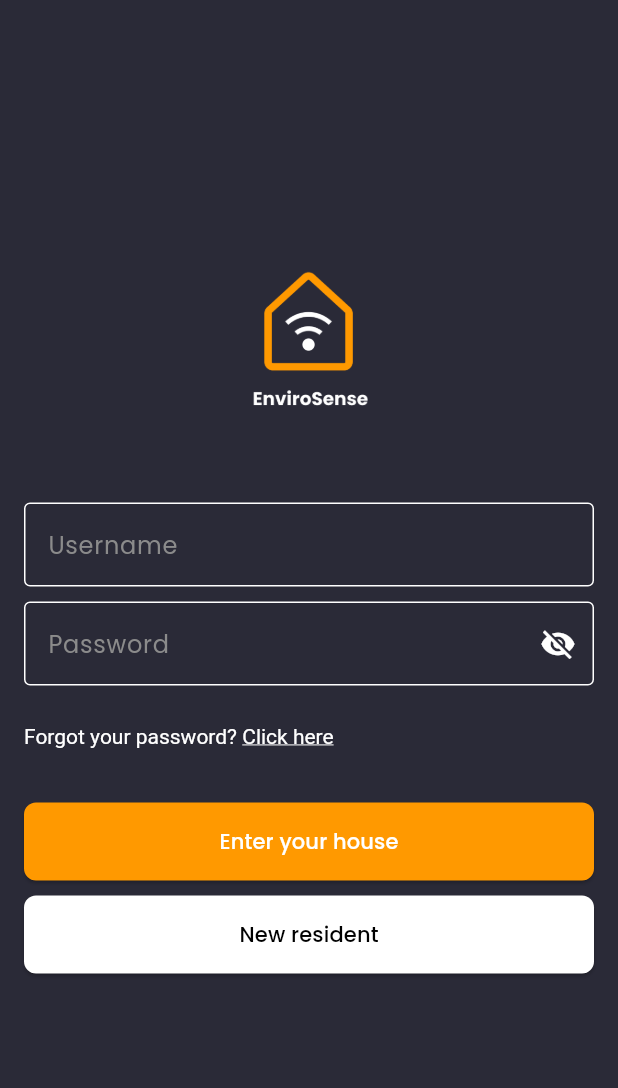
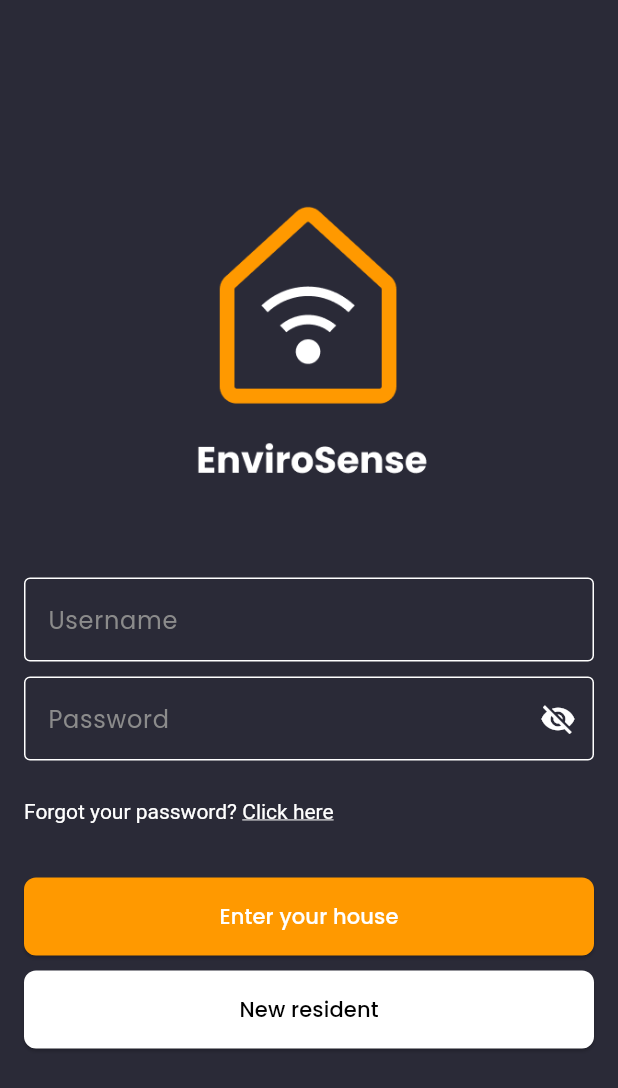
Before and after one commit to KempDewulf/envirosense-app, a Flutter app: the LoginScreen screen opened by its route, on a phone screen of 412 x 824 dp. Shown: the top 1088 px of the screen. Run offline on Flutter 3.47's test engine with Material 3 defaults, Android fonts, the phone set to English and light mode, and no system bars; our stand-ins replace google_fonts, introduction_screen, shared_preferences; accounts and stored records are empty.

Commit message:
update LoginScreen logo size and adjust password field properties

```diff
--- a/lib/views/login_screen.dart
+++ b/lib/views/login_screen.dart
@@ -29,8 +29,8 @@ class _LoginScreenState extends State<LoginScreen> {
               // Logo
               Image.asset(
                 'assets/logos/envirosense_logo.png',
-                width: 100.0,
-                height: 100.0,
+                width: 200.0,
+                height: 200.0,
               ),
               const SizedBox(height: 60.0),
               // Username field
@@ -66,8 +66,7 @@ class _LoginScreenState extends State<LoginScreen> {
                     onPressed: _togglePasswordVisibility,
                   ),
                 ),
-                obscureText: _obscureText,
-                keyboardType: TextInputType.text,
+                obscureText: _obscureText
               ),
               const SizedBox(height: 10.0),
               // Forgot password text
```
